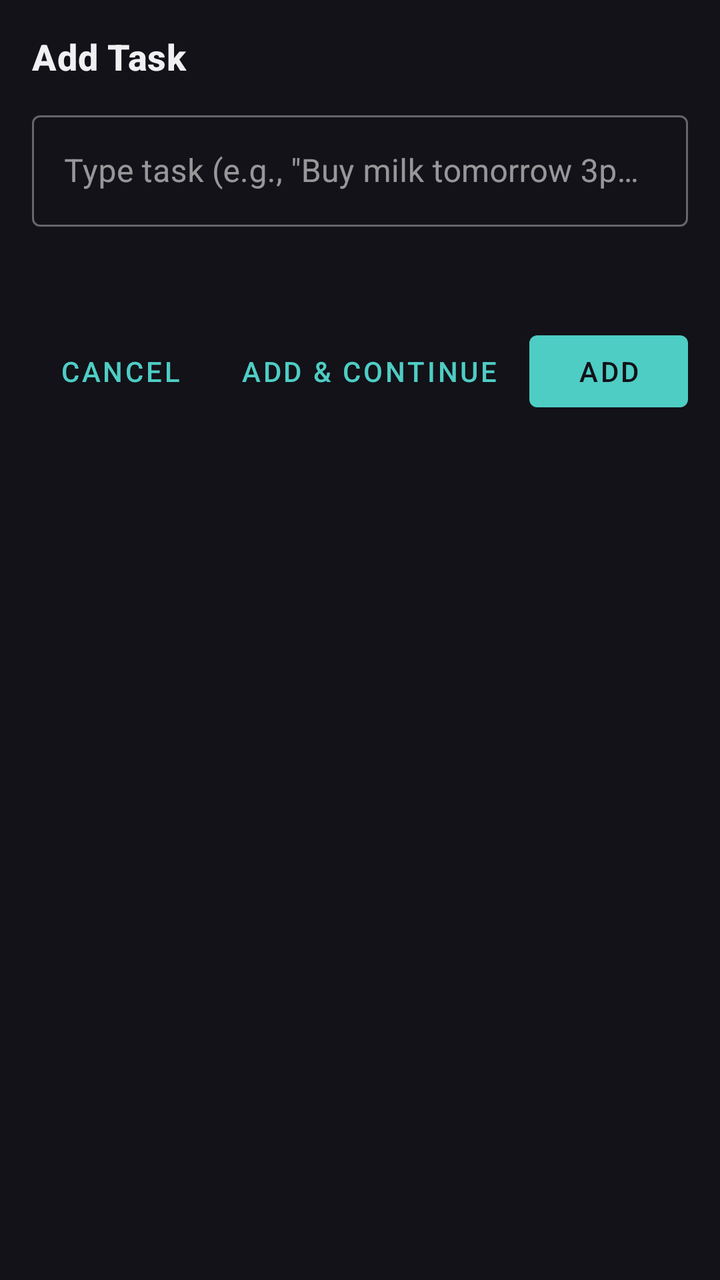
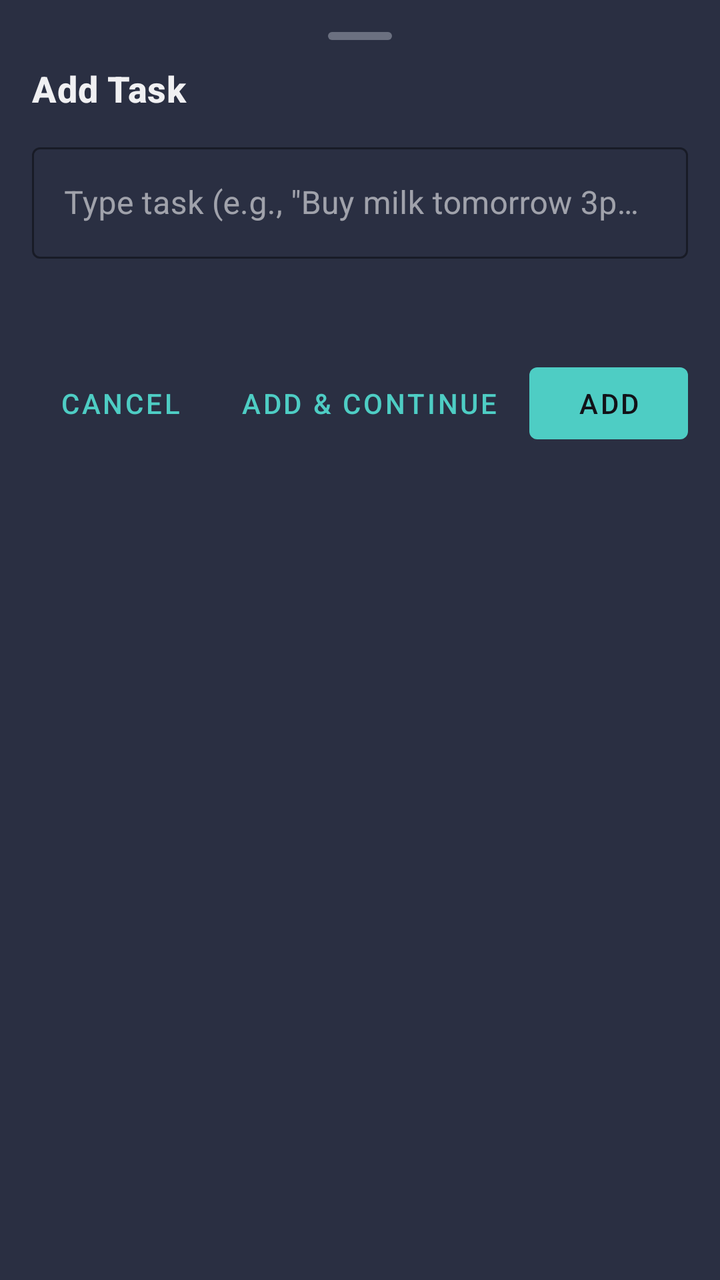

Before-and-after screenshots of an Android layout around one commit, followed by the original layout XML and the change that was made.
<!-- AndroidManifest.xml: application theme Theme.Vega -->
<!-- res/layout/bottom_sheet_quick_add.xml -->
<?xml version="1.0" encoding="utf-8"?>
<LinearLayout xmlns:android="http://schemas.android.com/apk/res/android"
    xmlns:app="http://schemas.android.com/apk/res-auto"
    android:layout_width="match_parent"
    android:layout_height="wrap_content"
    android:orientation="vertical"
    android:padding="@dimen/spacing_16">

    
    <TextView
        android:id="@+id/text_quick_add_title"
        android:layout_width="match_parent"
        android:layout_height="wrap_content"
        android:layout_marginBottom="@dimen/spacing_12"
        android:text="@string/title_quick_add"
        android:textAppearance="?attr/textAppearanceHeadline6"
        android:textStyle="bold" />

    
    <com.google.android.material.textfield.TextInputLayout
        android:id="@+id/layout_task_input"
        style="@style/Widget.MaterialComponents.TextInputLayout.OutlinedBox"
        android:layout_width="match_parent"
        android:layout_height="wrap_content"
        android:layout_marginBottom="@dimen/spacing_12"
        app:errorEnabled="true">

        <com.google.android.material.textfield.TextInputEditText
            android:id="@+id/input_task"
            android:layout_width="match_parent"
            android:layout_height="wrap_content"
            android:hint="@string/hint_task_input"
            android:inputType="textCapSentences"
            android:maxLines="3" />
    </com.google.android.material.textfield.TextInputLayout>

    
    <TextView
        android:id="@+id/text_preview_label"
        android:layout_width="match_parent"
        android:layout_height="wrap_content"
        android:layout_marginBottom="@dimen/spacing_4"
        android:text="@string/label_parsing_preview"
        android:textAppearance="?attr/textAppearanceCaption"
        android:textColor="?android:attr/textColorSecondary"
        android:visibility="gone" />

    
    <com.google.android.material.chip.ChipGroup
        android:id="@+id/group_chips_preview"
        android:layout_width="match_parent"
        android:layout_height="wrap_content"
        android:layout_marginBottom="@dimen/spacing_16"
        app:singleLine="true">

        
        <com.google.android.material.chip.Chip
            android:id="@+id/chip_date_preview"
            style="@style/Widget.MaterialComponents.Chip.Entry"
            android:layout_width="wrap_content"
            android:layout_height="wrap_content"
            android:text="Tomorrow"
            android:visibility="gone"
            app:chipIcon="@android:drawable/ic_menu_my_calendar"
            app:closeIconVisible="true" />

        
        <com.google.android.material.chip.Chip
            android:id="@+id/chip_priority_preview"
            style="@style/Widget.MaterialComponents.Chip.Entry"
            android:layout_width="wrap_content"
            android:layout_height="wrap_content"
            android:text="High"
            android:visibility="gone"
            app:chipIcon="@android:drawable/ic_dialog_alert"
            app:closeIconVisible="true" />

        
        <com.google.android.material.chip.Chip
            android:id="@+id/chip_recurrence_preview"
            style="@style/Widget.MaterialComponents.Chip.Entry"
            android:layout_width="wrap_content"
            android:layout_height="wrap_content"
            android:text="Daily"
            android:visibility="gone"
            app:chipIcon="@android:drawable/ic_popup_sync"
            app:closeIconVisible="true" />

    </com.google.android.material.chip.ChipGroup>

    
    <LinearLayout
        android:layout_width="match_parent"
        android:layout_height="wrap_content"
        android:gravity="end"
        android:orientation="horizontal">

        <com.google.android.material.button.MaterialButton
            android:id="@+id/button_cancel"
            style="@style/Widget.MaterialComponents.Button.TextButton"
            android:layout_width="wrap_content"
            android:layout_height="wrap_content"
            android:layout_marginEnd="@dimen/spacing_8"
            android:text="@string/button_cancel" />

        <com.google.android.material.button.MaterialButton
            android:id="@+id/button_add_another"
            style="@style/Widget.MaterialComponents.Button.TextButton"
            android:layout_width="wrap_content"
            android:layout_height="wrap_content"
            android:layout_marginEnd="@dimen/spacing_8"
            android:text="@string/button_add_another" />

        <com.google.android.material.button.MaterialButton
            android:id="@+id/button_confirm"
            android:layout_width="wrap_content"
            android:layout_height="wrap_content"
            android:text="@string/button_add" />
    </LinearLayout>
</LinearLayout>
<!-- resources referenced by this layout -->
<resources>
  <dimen name="spacing_12">@dimen/spacing_md</dimen>
  <dimen name="spacing_16">@dimen/spacing_lg</dimen>
  <dimen name="spacing_4">@dimen/spacing_xs</dimen>
  <dimen name="spacing_8">@dimen/spacing_sm</dimen>
  <string name="button_add">Add</string>
  <string name="button_add_another">Add &amp; Continue</string>
  <string name="button_cancel">Cancel</string>
  <string name="hint_task_input">Type task (e.g., \"Buy milk tomorrow 3pm high\")</string>
  <string name="label_parsing_preview">Extracted:</string>
  <string name="title_quick_add">Add Task</string>
  <dimen name="spacing_md">12dp</dimen>
  <dimen name="spacing_lg">16dp</dimen>
  <dimen name="spacing_xs">4dp</dimen>
  <dimen name="spacing_sm">8dp</dimen>
  <color name="vega_primary">#4ECDC4</color>
  <color name="vega_priority_high">#E94560</color>
  <color name="vega_background">#121218</color>
  <color name="vega_surface">#1C1F2B</color>
  <color name="vega_on_background">#F0F0F2</color>
  <style name="TextAppearance.Vega.Display" parent="TextAppearance.MaterialComponents.Headline5">
          <item name="fontFamily">sans-serif</item>
          <item name="android:textStyle">bold</item>
          <item name="android:textSize">28sp</item>
          <item name="android:textColor">@color/vega_on_background</item>
      </style>
  <style name="TextAppearance.Vega.Title" parent="TextAppearance.MaterialComponents.Headline6">
          <item name="fontFamily">sans-serif-medium</item>
          <item name="android:textStyle">bold</item>
          <item name="android:textSize">18sp</item>
          <item name="android:textColor">@color/vega_on_background</item>
      </style>
  <style name="TextAppearance.Vega.Body" parent="TextAppearance.MaterialComponents.Body1">
          <item name="fontFamily">sans-serif</item>
          <item name="android:textStyle">normal</item>
          <item name="android:textSize">16sp</item>
          <item name="android:textColor">@color/vega_on_background</item>
      </style>
  <style name="TextAppearance.Vega.Caption" parent="TextAppearance.MaterialComponents.Caption">
          <item name="fontFamily">sans-serif</item>
          <item name="android:textStyle">normal</item>
          <item name="android:textSize">12sp</item>
          <item name="android:textColor">@color/vega_on_surface</item>
      </style>
  <style name="TextAppearance.Vega.Label" parent="TextAppearance.MaterialComponents.Overline">
          <item name="fontFamily">sans-serif-medium</item>
          <item name="android:textStyle">normal</item>
          <item name="android:textSize">13sp</item>
          <item name="android:letterSpacing">0.04</item>
          <item name="android:textColor">@color/vega_on_surface</item>
      </style>
  <style name="ShapeAppearance.Vega.SmallComponent" parent="ShapeAppearance.MaterialComponents.SmallComponent">
          <item name="cornerRadius">8dp</item>
      </style>
  <style name="ShapeAppearance.Vega.MediumComponent" parent="ShapeAppearance.MaterialComponents.MediumComponent">
          <item name="cornerRadius">16dp</item>
      </style>
  <color name="vega_on_surface">#A8ADBD</color>
  <!-- unchanged entries left out for length: 1 -->
</resources>

<!-- the commit's change to res/layout/bottom_sheet_quick_add.xml (unified diff, before → after) -->
@@ -4,17 +4,26 @@
     android:layout_width="match_parent"
     android:layout_height="wrap_content"
     android:orientation="vertical"
-    android:padding="@dimen/spacing_16">
+    android:padding="@dimen/spacing_lg"
+    android:background="@color/vega_surface_overlay">
+
+    
+    <ImageView
+        android:layout_width="wrap_content"
+        android:layout_height="wrap_content"
+        android:layout_gravity="center"
+        android:layout_marginBottom="@dimen/spacing_md"
+        android:src="@drawable/bg_drag_handle" />
 
     
     <TextView
         android:id="@+id/text_quick_add_title"
         android:layout_width="match_parent"
         android:layout_height="wrap_content"
-        android:layout_marginBottom="@dimen/spacing_12"
+        android:layout_marginBottom="@dimen/spacing_md"
         android:text="@string/title_quick_add"
-        android:textAppearance="?attr/textAppearanceHeadline6"
-        android:textStyle="bold" />
+        android:textAppearance="@style/TextAppearance.Vega.Title"
+        android:textColor="@color/vega_on_background" />
 
     
     <com.google.android.material.textfield.TextInputLayout
@@ -22,7 +31,8 @@
         style="@style/Widget.MaterialComponents.TextInputLayout.OutlinedBox"
         android:layout_width="match_parent"
         android:layout_height="wrap_content"
-        android:layout_marginBottom="@dimen/spacing_12"
+        android:layout_marginBottom="@dimen/spacing_md"
+        app:boxStrokeColor="@color/vega_primary"
         app:errorEnabled="true">
 
         <com.google.android.material.textfield.TextInputEditText
@@ -31,6 +41,7 @@
             android:layout_height="wrap_content"
             android:hint="@string/hint_task_input"
             android:inputType="textCapSentences"
+            android:textColor="@color/vega_on_background"
             android:maxLines="3" />
     </com.google.android.material.textfield.TextInputLayout>
 
@@ -39,10 +50,10 @@
         android:id="@+id/text_preview_label"
         android:layout_width="match_parent"
         android:layout_height="wrap_content"
-        android:layout_marginBottom="@dimen/spacing_4"
+        android:layout_marginBottom="@dimen/spacing_xs"
         android:text="@string/label_parsing_preview"
-        android:textAppearance="?attr/textAppearanceCaption"
-        android:textColor="?android:attr/textColorSecondary"
+        android:textAppearance="@style/TextAppearance.Vega.Caption"
+        android:textColor="@color/vega_on_surface"
         android:visibility="gone" />
 
     
@@ -50,7 +61,7 @@
         android:id="@+id/group_chips_preview"
         android:layout_width="match_parent"
         android:layout_height="wrap_content"
-        android:layout_marginBottom="@dimen/spacing_16"
+        android:layout_marginBottom="@dimen/spacing_lg"
         app:singleLine="true">
 
         
@@ -62,6 +73,7 @@
             android:text="Tomorrow"
             android:visibility="gone"
             app:chipIcon="@android:drawable/ic_menu_my_calendar"
+            app:chipIconTint="@color/vega_on_surface"
             app:closeIconVisible="true" />
 
         
@@ -84,6 +96,7 @@
             android:text="Daily"
             android:visibility="gone"
             app:chipIcon="@android:drawable/ic_popup_sync"
+            app:chipIconTint="@color/vega_recurring_accent"
             app:closeIconVisible="true" />
 
     </com.google.android.material.chip.ChipGroup>
@@ -100,7 +113,8 @@
             style="@style/Widget.MaterialComponents.Button.TextButton"
             android:layout_width="wrap_content"
             android:layout_height="wrap_content"
-            android:layout_marginEnd="@dimen/spacing_8"
+            android:layout_marginEnd="@dimen/spacing_sm"
+            android:textColor="@color/vega_primary"
             android:text="@string/button_cancel" />
 
         <com.google.android.material.button.MaterialButton
@@ -108,13 +122,16 @@
             style="@style/Widget.MaterialComponents.Button.TextButton"
             android:layout_width="wrap_content"
             android:layout_height="wrap_content"
-            android:layout_marginEnd="@dimen/spacing_8"
+            android:layout_marginEnd="@dimen/spacing_sm"
+            android:textColor="@color/vega_primary"
             android:text="@string/button_add_another" />
 
         <com.google.android.material.button.MaterialButton
             android:id="@+id/button_confirm"
             android:layout_width="wrap_content"
             android:layout_height="wrap_content"
+            app:backgroundTint="@color/vega_primary"
+            android:textColor="#121218"
             android:text="@string/button_add" />
     </LinearLayout>
 </LinearLayout>
<!-- resource entries referenced after the edit -->
@@ -1,9 +1,5 @@
 <!-- resources referenced by this layout -->
 <resources>
-  <dimen name="spacing_12">@dimen/spacing_md</dimen>
-  <dimen name="spacing_16">@dimen/spacing_lg</dimen>
-  <dimen name="spacing_4">@dimen/spacing_xs</dimen>
-  <dimen name="spacing_8">@dimen/spacing_sm</dimen>
   <string name="button_add">Add</string>
   <string name="button_add_another">Add &amp; Continue</string>
   <string name="button_cancel">Cancel</string>
@@ -13,8 +9,20 @@
   <dimen name="spacing_md">12dp</dimen>
   <dimen name="spacing_lg">16dp</dimen>
   <dimen name="spacing_xs">4dp</dimen>
+  <!-- drawable bg_drag_handle (drawable) -->
+  <?xml version="1.0" encoding="utf-8"?>
+  <shape xmlns:android="http://schemas.android.com/apk/res/android"
+      android:shape="rectangle">
+      <corners android:radius="2dp" />
+      <size
+          android:width="32dp"
+          android:height="4dp" />
+      <solid android:color="@color/vega_on_surface_muted" />
+  </shape>
   <dimen name="spacing_sm">8dp</dimen>
   <color name="vega_primary">#4ECDC4</color>
+  <color name="vega_recurring_accent">#6C7CE7</color>
+  <color name="vega_surface_overlay">#2A2F42</color>
   <color name="vega_priority_high">#E94560</color>
   <color name="vega_background">#121218</color>
   <color name="vega_surface">#1C1F2B</color>
@@ -31,6 +39,7 @@
           <item name="android:textSize">18sp</item>
           <item name="android:textColor">@color/vega_on_background</item>
       </style>
+  <color name="vega_on_surface_muted">#6B7080</color>
   <style name="TextAppearance.Vega.Body" parent="TextAppearance.MaterialComponents.Body1">
           <item name="fontFamily">sans-serif</item>
           <item name="android:textStyle">normal</item>
